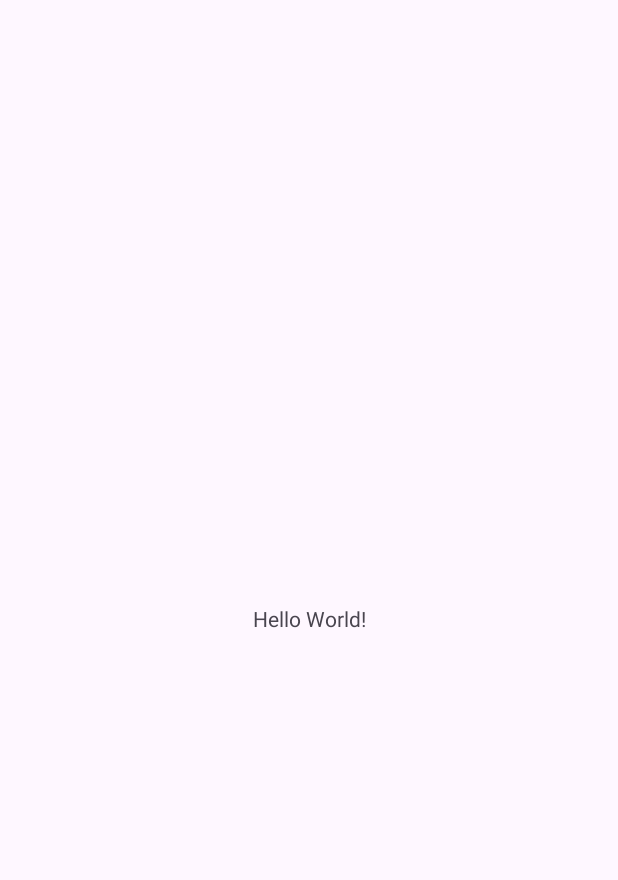
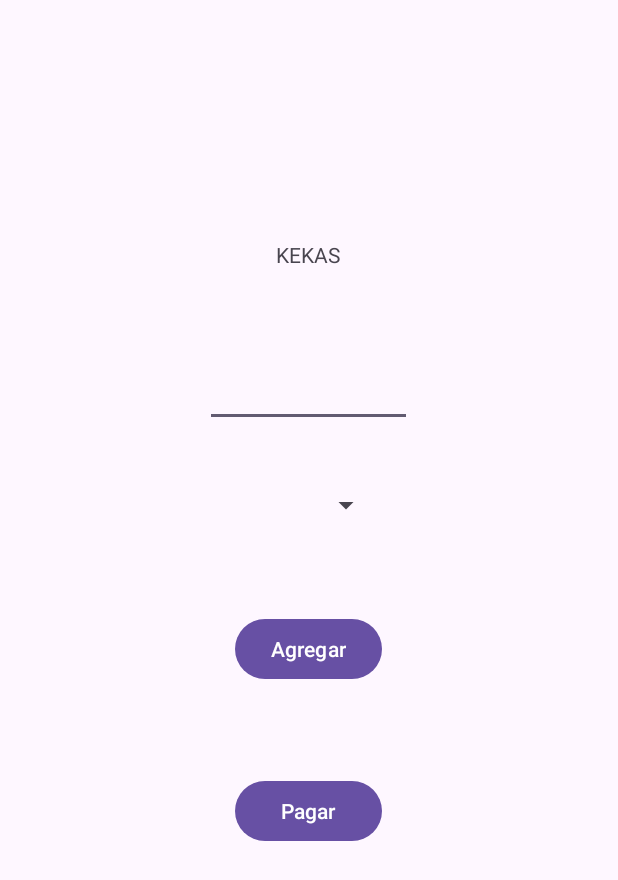
Before and after one commit to elrosell/Kekas_Android, an Android app: the screen it shows after launch (MainActivity), on a phone screen of 412 x 824 dp. Before the commit the part shown is almost empty. Shown: the top 880 px of the screen. Run offline under Robolectric (Android 15) with nearby library versions, the phone set to English and light mode, and no system bars; 1 statement that could not run was skipped.

Commit message:
Second Commit

```diff
--- a/app/src/main/java/com/example/kekas_android/MainActivity.java
+++ b/app/src/main/java/com/example/kekas_android/MainActivity.java
@@ -1,6 +1,11 @@
 package com.example.kekas_android;
 
 import android.os.Bundle;
+import android.view.View;
+import android.widget.ArrayAdapter;
+import android.widget.Button;
+import android.widget.EditText;
+import android.widget.Spinner;
 
 import androidx.activity.EdgeToEdge;
 import androidx.appcompat.app.AppCompatActivity;
@@ -8,17 +13,38 @@ import androidx.core.graphics.Insets;
 import androidx.core.view.ViewCompat;
 import androidx.core.view.WindowInsetsCompat;
 
-public class MainActivity extends AppCompatActivity {
+public class MainActivity extends AppCompatActivity implements View.OnClickListener {
+
+    EditText edit1;
+    Spinner combito;
+    Button botoncito1, botoncito2;
 
     @Override
     protected void onCreate(Bundle savedInstanceState) {
         super.onCreate(savedInstanceState);
         EdgeToEdge.enable(this);
         setContentView(R.layout.activity_main);
-        ViewCompat.setOnApplyWindowInsetsListener(findViewById(R.id.main), (v, insets) -> {
-            Insets systemBars = insets.getInsets(WindowInsetsCompat.Type.systemBars());
-            v.setPadding(systemBars.left, systemBars.top, systemBars.right, systemBars.bottom);
-            return insets;
-        });
+
+        String cadenitas[] = {"Elige", "Pollo", "Picadillo", "Papa"};
+
+        ArrayAdapter adaptadito;
+        adaptadito = new ArrayAdapter(this,
+                android.R.layout.simple_spinner_item,
+                cadenitas);
+        combito.setAdapter(adaptadito);
+
+        edit1 = findViewById(R.id.edit1);
+
+        botoncito1 = findViewById(R.id.Agregar);
+        botoncito1.setOnClickListener(this);
+        botoncito2 = findViewById(R.id.Pagar);
+        botoncito2.setOnClickListener(this);
+
+    }
+
+
+    @Override
+    public void onClick(View view) {
+
     }
 }
--- a/app/src/main/res/layout/activity_main.xml
+++ b/app/src/main/res/layout/activity_main.xml
@@ -1,19 +1,53 @@
 <?xml version="1.0" encoding="utf-8"?>
-<androidx.constraintlayout.widget.ConstraintLayout xmlns:android="http://schemas.android.com/apk/res/android"
+<LinearLayout xmlns:android="http://schemas.android.com/apk/res/android"
     xmlns:app="http://schemas.android.com/apk/res-auto"
     xmlns:tools="http://schemas.android.com/tools"
     android:id="@+id/main"
-    android:layout_width="match_parent"
-    android:layout_height="match_parent"
+    android:layout_width="wrap_content"
+    android:layout_height="wrap_content"
+    android:orientation="vertical"
+    android:layout_margin="80dp"
+    android:layout_gravity="center"
     tools:context=".MainActivity">
 
     <TextView
-        android:layout_width="wrap_content"
+        android:layout_width="match_parent"
         android:layout_height="wrap_content"
-        android:text="Hello World!"
-        app:layout_constraintBottom_toBottomOf="parent"
-        app:layout_constraintEnd_toEndOf="parent"
-        app:layout_constraintStart_toStartOf="parent"
-        app:layout_constraintTop_toTopOf="parent" />
+        android:text="KEKAS"
+        android:layout_margin="50dp"
+        android:gravity="center"/>
 
-</androidx.constraintlayout.widget.ConstraintLayout>
+    <EditText
+        android:layout_width="match_parent"
+        android:layout_height="wrap_content"
+        android:gravity="center"
+        android:layout_margin="10dp"
+        android:id="@+id/edit1"/>
+
+    <Spinner
+        android:layout_width="match_parent"
+        android:layout_height="wrap_content"
+        android:layout_margin="30dp"
+        android:id="@+id/combito"/>
+
+    <Button
+        android:layout_width="match_parent"
+        android:layout_height="wrap_content"
+        android:layout_margin="30dp"
+        android:text="Agregar"
+        android:id="@+id/Agregar"/>
+
+    <Button
+        android:layout_width="match_parent"
+        android:layout_height="wrap_content"
+        android:layout_margin="30dp"
+        android:text="Pagar"
+        android:id="@+id/Pagar"/>
+
+    <TextView
+        android:layout_width="match_parent"
+        android:layout_height="wrap_content"
+        android:id="@+id/resultado"
+        android:layout_marginTop="100dp"/>
+
+</LinearLayout>
--- a/gradle/libs.versions.toml
+++ b/gradle/libs.versions.toml
@@ -1,5 +1,5 @@
 [versions]
-agp = "8.8.2"
+agp = "8.13.0"
 junit = "4.13.2"
 junitVersion = "1.3.0"
 espressoCore = "3.7.0"
```
Also changed, not shown: gradle/wrapper/gradle-wrapper.properties.
